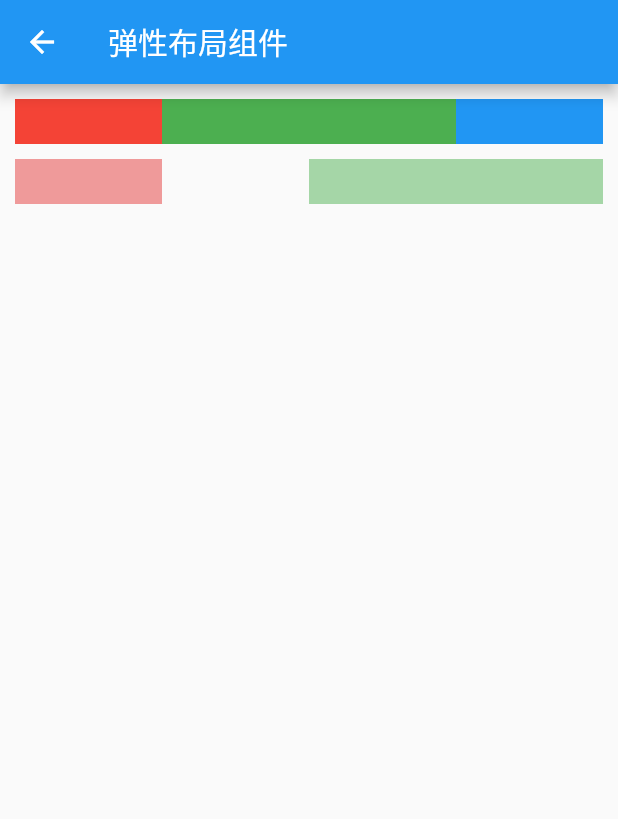
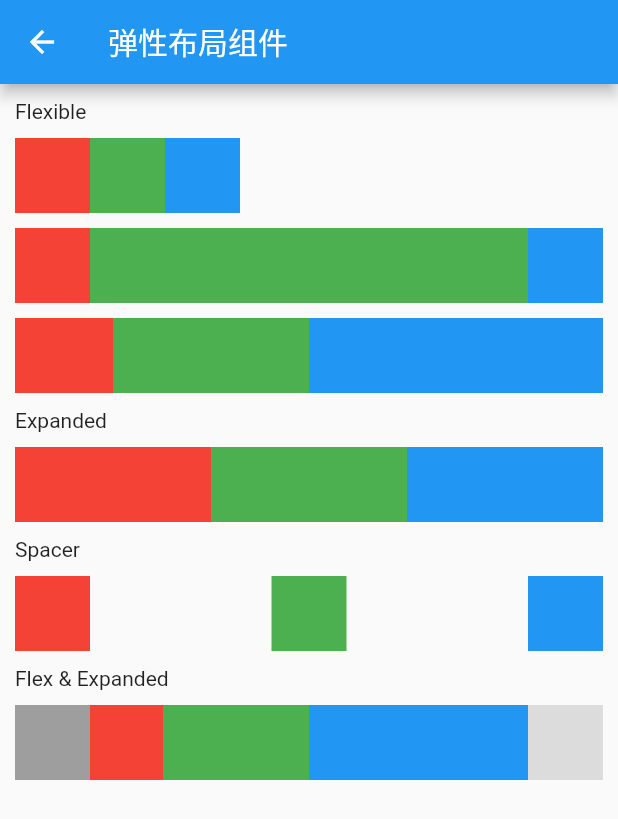
Before and after one commit to xiangxiongfly/MyFlutter, a Flutter app: the FlexPage screen opened by its route, on a phone screen of 412 x 824 dp. Shown: the top 819 px of the screen. Run offline on Flutter 3.47's test engine with Material 2 defaults, Android fonts, the phone set to English and light mode, and no system bars.

Commit message:
完善容器类组件

```diff
--- a/lib/container/container_type_route.dart
+++ b/lib/container/container_type_route.dart
@@ -20,6 +20,12 @@ class ContainerTypePage extends StatelessWidget {
               child: Text("SizedBox"),
               onPressed: () {
                 Navigator.pushNamed(context, "sized_box_route");
+              },
+            ),
+            OutlinedButton(
+              child: Text("FractionallySizedBox"),
+              onPressed: () {
+                Navigator.pushNamed(context, "fractionally_sized_box_route");
               },
             ),
             OutlinedButton(
--- /dev/null
+++ b/lib/container/fractionally_sized_box_route.dart
@@ -0,0 +1,26 @@
+import 'package:flutter/material.dart';
+
+class FractionallySizedBoxPage extends StatelessWidget {
+  const FractionallySizedBoxPage({Key? key}) : super(key: key);
+
+  @override
+  Widget build(BuildContext context) {
+    return Scaffold(
+      appBar: AppBar(
+        title: const Text("FractionallySizedBox"),
+      ),
+      body: Center(
+        child: Container(
+          width: 200,
+          height: 200,
+          color: Colors.blue,
+          child: FractionallySizedBox(
+            widthFactor: 0.8,
+            heightFactor: 0.2,
+            child: Container(color: Colors.red),
+          ),
+        ),
+      ),
+    );
+  }
+}
--- /dev/null
+++ b/lib/gesture_detector/gesture_detector_type_route.dart
@@ -0,0 +1,12 @@
+import 'package:flutter/material.dart';
+
+class GestureDetectorTypePage extends StatelessWidget {
+  @override
+  Widget build(BuildContext context) {
+    return Scaffold(
+      appBar: AppBar(
+        title: Text("手势组件"),
+      ),
+    );
+  }
+}
--- a/lib/layout/flex_route.dart
+++ b/lib/layout/flex_route.dart
@@ -8,61 +8,131 @@ class FlexPage extends StatelessWidget {
       appBar: AppBar(
         title: Text("弹性布局组件"),
       ),
-      body: Padding(
+      body: SingleChildScrollView(
+        child: Padding(
           padding: EdgeInsets.all(10),
           child: Column(
             crossAxisAlignment: CrossAxisAlignment.start,
             children: [
-            Flex(
-              direction: Axis.horizontal,
+              Text("Flexible"),
+              SizedBox(height: 10),
+              Row(
                 children: [
-                Expanded(
-                  flex: 1,
-                  child: Container(
-                    height: 30,
+                  Container(
+                    width: 50,
+                    height: 50,
                     color: Colors.red,
                   ),
-                ),
-                Expanded(
-                  flex: 2,
+                  Flexible(
+                    // fit: FlexFit.loose,
                     child: Container(
-                    height: 30,
+                      width: 50,
+                      height: 50,
                       color: Colors.green,
                     ),
                   ),
-                Expanded(
-                  child: Container(
-                    height: 30,
+                  Container(
+                    width: 50,
+                    height: 50,
                     color: Colors.blue,
-                  ),
                   ),
                 ],
               ),
               SizedBox(height: 10),
+              Row(
+                children: [
                   Container(
-              height: 30,
-              child: Flex(
-                direction: Axis.horizontal,
-                children: [
-                  Expanded(
-                    flex: 1,
+                    width: 50,
+                    height: 50,
+                    color: Colors.red,
+                  ),
+                  Flexible(
+                    fit: FlexFit.tight,
                     child: Container(
-                      height: 30,
-                      color: Colors.red[200],
+                      width: 50,
+                      height: 50,
+                      color: Colors.green,
                     ),
                   ),
-                  const Spacer(),
-                  Expanded(
-                    flex: 2,
-                    child: Container(
-                      height: 30,
-                      color: Colors.green[200],
-                    ),
+                  Container(
+                    width: 50,
+                    height: 50,
+                    color: Colors.blue,
                   ),
                 ],
               ),
+              SizedBox(height: 10),
+              Row(
+                children: [
+                  Flexible(
+                    flex: 1,
+                    fit: FlexFit.loose,
+                    child: Container(height: 50, color: Colors.red),
+                  ),
+                  Flexible(
+                    flex: 2,
+                    fit: FlexFit.loose,
+                    child: Container(height: 50, color: Colors.green),
+                  ),
+                  Flexible(
+                    flex: 3,
+                    fit: FlexFit.loose,
+                    child: Container(height: 50, color: Colors.blue),
                   ),
                 ],
+              ),
+              SizedBox(height: 10),
+              Text("Expanded"),
+              SizedBox(height: 10),
+              Row(
+                children: [
+                  Expanded(
+                    child: Container(height: 50, color: Colors.red),
+                  ),
+                  Expanded(
+                    child: Container(height: 50, color: Colors.green),
+                  ),
+                  Expanded(
+                    child: Container(height: 50, color: Colors.blue),
+                  ),
+                ],
+              ),
+              SizedBox(height: 10),
+              Text("Spacer"),
+              SizedBox(height: 10),
+              Row(
+                children: [
+                  Container(width: 50, height: 50, color: Colors.red),
+                  Spacer(),
+                  Container(width: 50, height: 50, color: Colors.green),
+                  Spacer(),
+                  Container(width: 50, height: 50, color: Colors.blue),
+                ],
+              ),
+              SizedBox(height: 10),
+              Text("Flex & Expanded"),
+              SizedBox(height: 10),
+              Flex(
+                direction: Axis.horizontal,
+                children: [
+                  Container(width: 50, height: 50, color: Colors.grey),
+                  Expanded(
+                    flex: 1,
+                    child: Container(height: 50, color: Colors.red),
+                  ),
+                  Expanded(
+                    flex: 2,
+                    child: Container(height: 50, color: Colors.green),
+                  ),
+                  Expanded(
+                    flex: 3,
+                    child: Container(height: 50, color: Colors.blue),
+                  ),
+                  Container(width: 50, height: 50, color: Colors.black12),
+                ],
+              ),
+            ],
+          ),
         ),
       ),
     );
--- a/lib/main.dart
+++ b/lib/main.dart
@@ -33,7 +33,9 @@ import 'package:myflutter/simple/switch_checkbox_route.dart';
 import 'package:myflutter/simple/text_route.dart';
 
 import 'container/aspect_ratio_route.dart';
+import 'container/fractionally_sized_box_route.dart';
 import 'container/sized_box_route.dart';
+import 'gesture_detector/gesture_detector_type_route.dart';
 import 'second.dart';
 import 'layout/layout_builder_route.dart';
 import 'layout/layout_type_route.dart';
@@ -80,6 +82,7 @@ class MyApp extends StatelessWidget {
         "container_type_route": (context) => ContainerTypePage(),
         "container_route": (context) => ContainerPage(),
         "sized_box_route": (context) => SizedBoxPage(),
+        "fractionally_sized_box_route": (context) => FractionallySizedBoxPage(),
         "padding_route": (context) => PaddingPage(),
         "aspect_ratio_route": (context) => AspectRatioPage(),
         "DecoratedBox_route": (context) => DecoratedBoxPage(),
@@ -97,6 +100,8 @@ class MyApp extends StatelessWidget {
         "tabbar_view_route": (context) => TabBarViewPage(),
         "custom_scroll_view_route": (context) => CustomScrollViewPage(),
         "nested_scroll_view_route": (context) => NestedScrollViewPage(),
+        //手势组件
+        "gesture_detector_type_page": (context) => GestureDetectorTypePage()
       },
       initialRoute: "/",
     );
@@ -255,6 +260,12 @@ class MyBody extends StatelessWidget {
               Navigator.pushNamed(context, "scroll_type_route");
             },
           ),
+          ElevatedButton(
+            child: Text("手势组件"),
+            onPressed: () {
+              Navigator.pushNamed(context, "gesture_detector_type_page");
+            },
+          ),
         ],
       ),
     );
```
Lines whose indentation alone changed are shown as unchanged.
